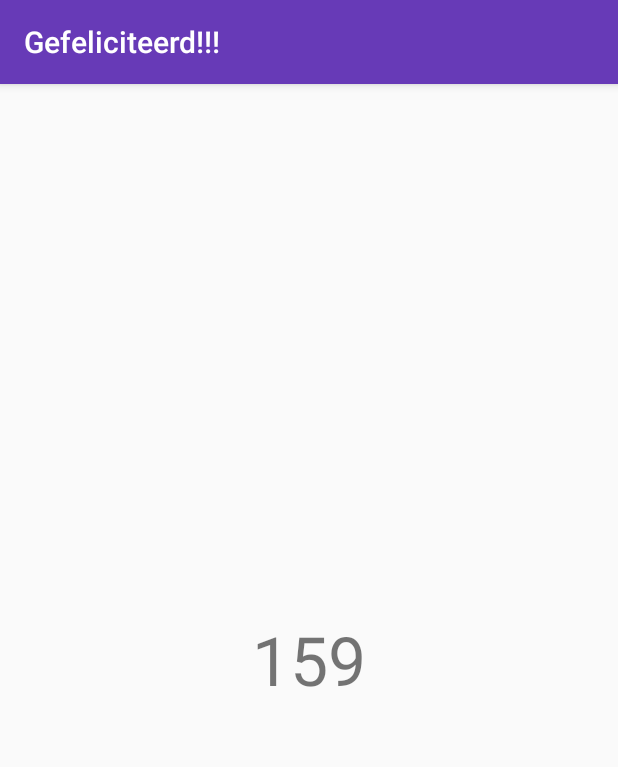
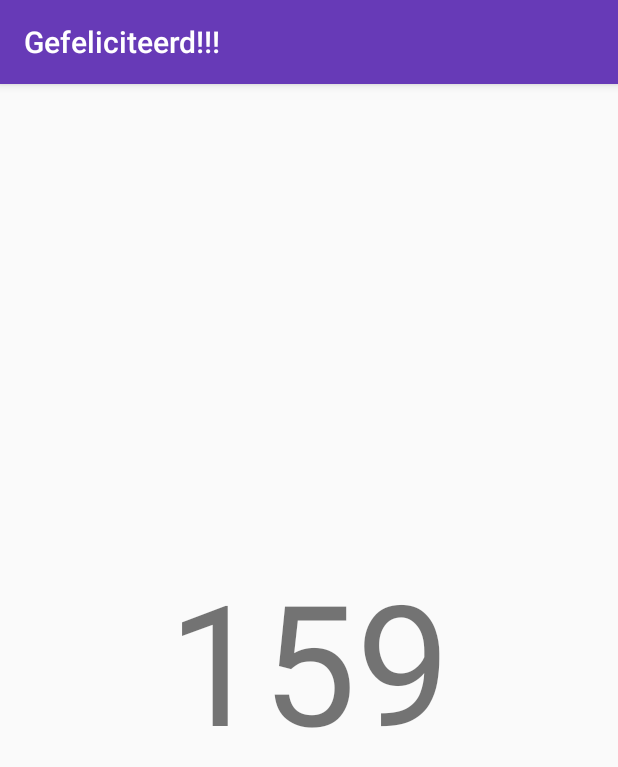
Before and after one commit to Jdruwe/ElineBirthday, an Android app: the KeyActivity screen opened directly, with no data from a screen before it, after a tap on an icon or button, on a phone screen of 412 x 824 dp. Shown: the top 767 px of the screen. Run offline under Robolectric (Android 15) with nearby library versions, the phone set to English and light mode, and no system bars; our stand-ins replace Picasso; libraries missing offline, so code that uses them is left out: tyrantgit.explosionfield; 2 statements that could not run were skipped.

Commit message:
Fixed issues

```diff
--- a/app/src/main/AndroidManifest.xml
+++ b/app/src/main/AndroidManifest.xml
@@ -28,7 +28,8 @@
             android:name=".KeyActivity"
             android:label="@string/title_activity_key"
             android:screenOrientation="portrait"
-            android:theme="@style/AppTheme.NoActionBar" />
+            android:theme="@style/AppTheme.NoActionBar">
+        </activity>
     </application>
 
 </manifest>
--- a/app/src/main/java/be/jeroendruwe/elinebirthday/KeyActivity.java
+++ b/app/src/main/java/be/jeroendruwe/elinebirthday/KeyActivity.java
@@ -46,7 +46,7 @@ public class KeyActivity extends AppCompatActivity {
                     public void run() {
                         lockKey.setVisibility(View.VISIBLE);
                     }
-                }, 1000);
+                }, 500);
             }
         });
     }
--- a/app/src/main/java/be/jeroendruwe/elinebirthday/fragment/QuestionFragment.java
+++ b/app/src/main/java/be/jeroendruwe/elinebirthday/fragment/QuestionFragment.java
@@ -76,6 +76,7 @@ public class QuestionFragment extends Fragment {
         verifyAnswer.setOnClickListener(new View.OnClickListener() {
             @Override
             public void onClick(View v) {
+                verifyAnswer.setEnabled(false);
                 verifyAnswer(v);
             }
         });
@@ -130,6 +131,7 @@ public class QuestionFragment extends Fragment {
 
         AlertDialog dialog = builder.create();
         dialog.show();
+        verifyAnswer.setEnabled(true);
     }
 
     private void handleSuccess() {
--- a/app/src/main/res/layout/content_key.xml
+++ b/app/src/main/res/layout/content_key.xml
@@ -21,6 +21,6 @@
         android:layout_height="wrap_content"
         android:layout_centerInParent="true"
         android:text="@string/lock_key"
-        android:textSize="45sp" />
+        android:textSize="112sp" />
 
 </RelativeLayout>
```
